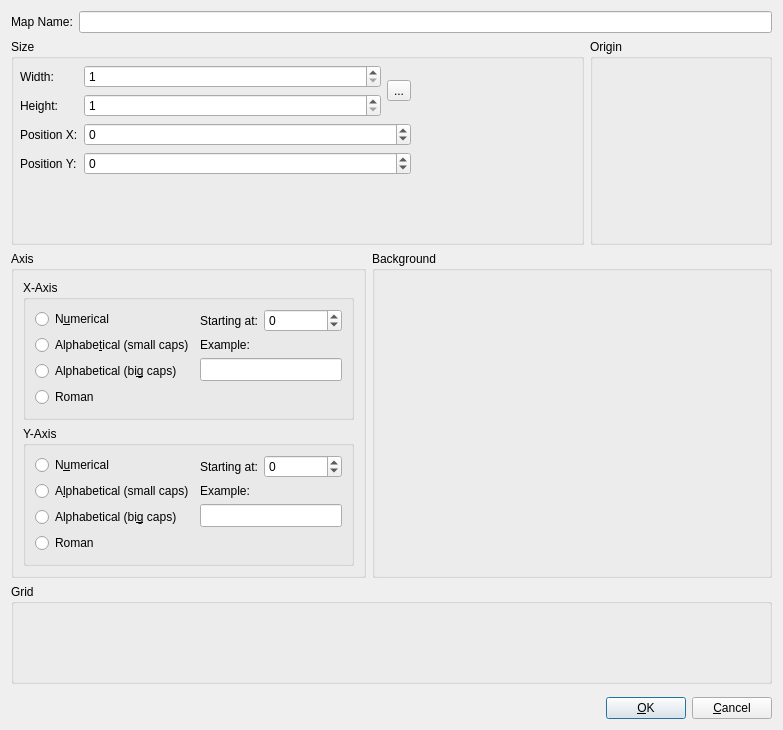
Old version of the form bin/view/mappropertiesdialog.ui in the repository dyle/rpgmapper.
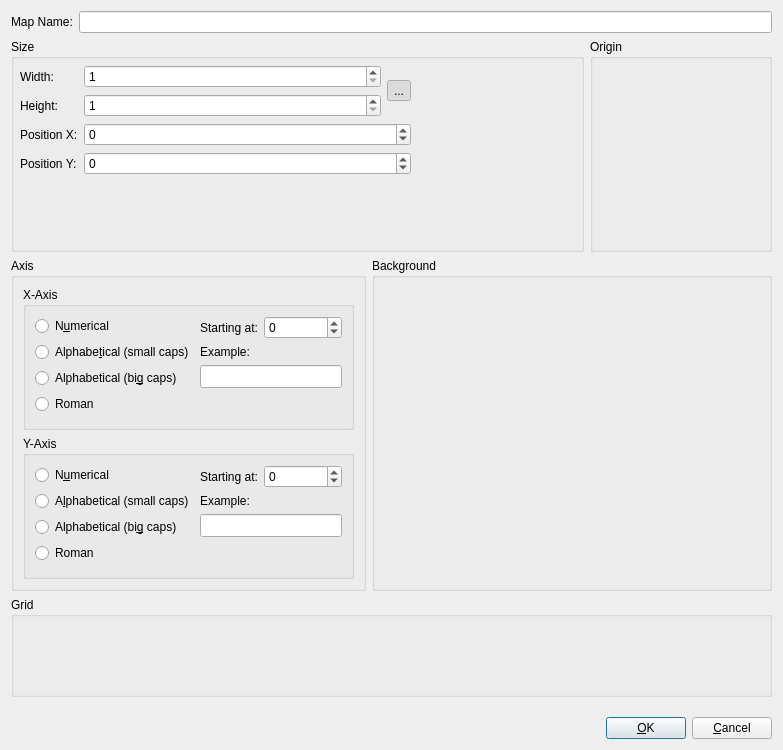
New version of the form. Icons and pictures are not drawn. Custom widgets are drawn as their Qt base class.

What changed in the file:
```diff
--- a/bin/view/mappropertiesdialog.ui
+++ b/bin/view/mappropertiesdialog.ui
@@ -7,7 +7,7 @@
     <x>0</x>
     <y>0</y>
     <width>783</width>
-    <height>730</height>
+    <height>750</height>
    </rect>
   </property>
   <property name="windowTitle">
@@ -192,7 +192,7 @@
                <bool>true</bool>
               </property>
               <property name="checked">
-               <bool>false</bool>
+               <bool>true</bool>
               </property>
               <property name="autoRaise">
                <bool>false</bool>
@@ -696,6 +696,9 @@
         <property name="text">
          <string>&amp;Cancel</string>
         </property>
+        <property name="autoDefault">
+         <bool>false</bool>
+        </property>
        </widget>
       </item>
      </layout>
```
Left out of the diff: 48 changed lines with no effect on the pictures.
